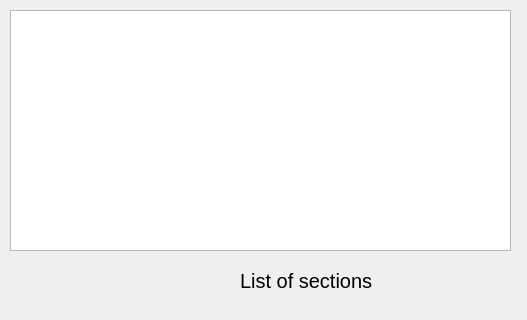
Before: the Qt Designer form logiComptaProject/sectionlist.ui in ffillouxdev/LogiCompta, drawn with Qt 5.
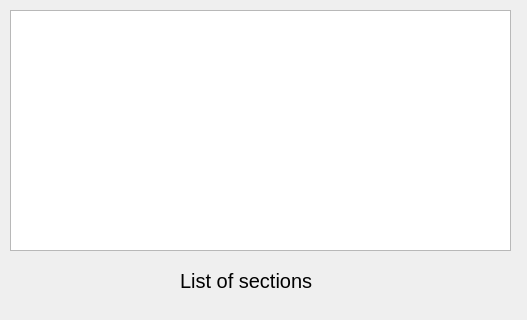
After: the same form once the commit is applied.

Patch:
```diff
--- a/logiComptaProject/sectionlist.ui
+++ b/logiComptaProject/sectionlist.ui
@@ -26,7 +26,7 @@
   <widget class="QLabel" name="label">
    <property name="geometry">
     <rect>
-     <x>240</x>
+     <x>180</x>
      <y>270</y>
      <width>141</width>
      <height>21</height>
```
Left out of the diff: 3 changed lines with no effect on the pictures.
